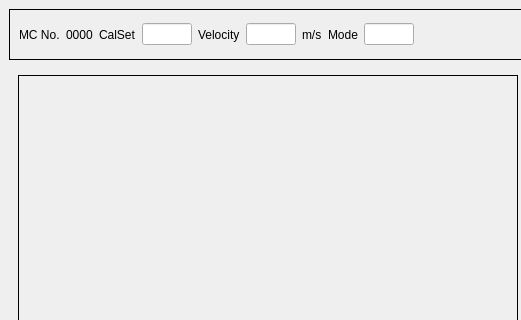
First picture: the form in testscreen.ui, repository parashyd/WeldTester, before the edit; both pictures show x 0 to 521 and y 0 to 320 of the 640 by 480 pixel window.
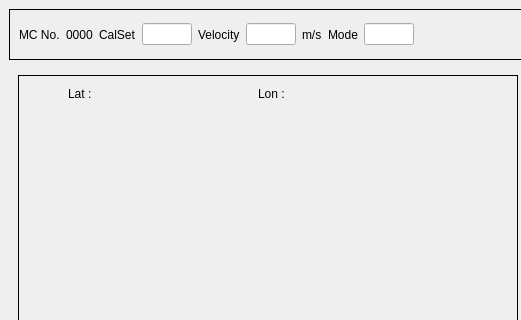
Second picture: the form after the edit. Icons and pictures are not drawn. Custom widgets are drawn as their Qt base class.

The edit to the form file:
```diff
--- a/testscreen.ui
+++ b/testscreen.ui
@@ -344,8 +344,8 @@
             <widget class="QLabel" name="label_latitude">
              <property name="geometry">
               <rect>
-               <x>20</x>
-               <y>10</y>
+               <x>80</x>
+               <y>0</y>
                <width>111</width>
                <height>18</height>
               </rect>
@@ -357,8 +357,8 @@
             <widget class="QLabel" name="label_logitude">
              <property name="geometry">
               <rect>
-               <x>170</x>
-               <y>8</y>
+               <x>270</x>
+               <y>0</y>
                <width>111</width>
                <height>20</height>
               </rect>
@@ -367,6 +367,32 @@
               <string/>
              </property>
             </widget>
+            <widget class="QLabel" name="label_Lat">
+             <property name="geometry">
+              <rect>
+               <x>40</x>
+               <y>0</y>
+               <width>31</width>
+               <height>18</height>
+              </rect>
+             </property>
+             <property name="text">
+              <string>Lat :</string>
+             </property>
+            </widget>
+            <widget class="QLabel" name="label_2">
+             <property name="geometry">
+              <rect>
+               <x>230</x>
+               <y>0</y>
+               <width>31</width>
+               <height>18</height>
+              </rect>
+             </property>
+             <property name="text">
+              <string>Lon :</string>
+             </property>
+            </widget>
            </widget>
           </item>
           <item>
```
